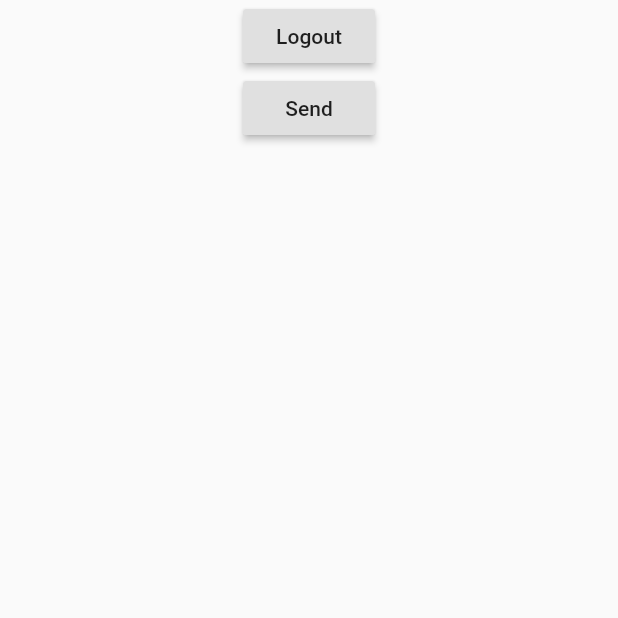
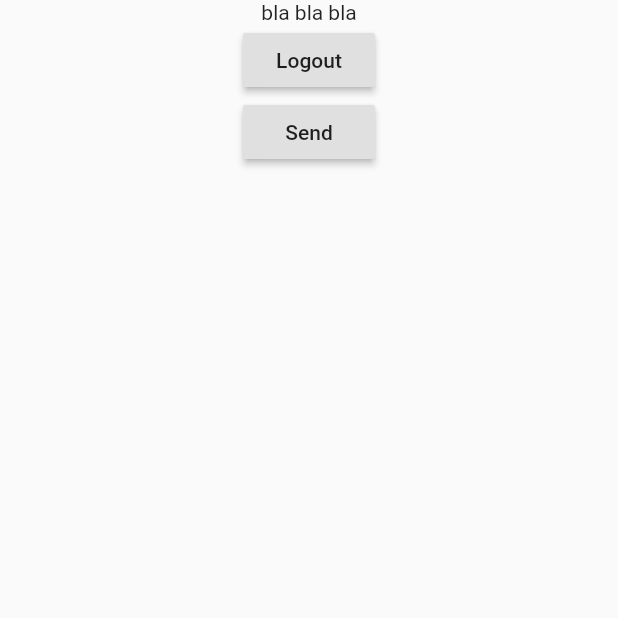
Before and after one commit to jlaskowska/chat_messenger, a Flutter app: the ChatroomScreen screen opened directly, after a tap on "Send", on a phone screen of 412 x 824 dp, the top half of it. Run offline on Flutter 3.47's test engine with Material 2 defaults, Android fonts, the phone set to English and light mode, and no system bars; our stand-ins replace cloud_firestore, firebase_auth, flutter_secure_storage, mobx; accounts and stored records are empty; generated files the repository leaves out were written again.

Commit message:
Fully working POC.

```diff
--- a/lib/main.dart
+++ b/lib/main.dart
@@ -41,6 +41,7 @@ class MyApp extends StatelessWidget {
         ],
         supportedLocales: AppLocalizationsDelegate.supportedLocals,
         home: HomeScreen(),
-        ));
+      ),
+    );
   }
 }
--- a/lib/models/chat_message.dart
+++ b/lib/models/chat_message.dart
@@ -25,6 +25,9 @@ class ChatMessage {
         'id': id,
         'message': message,
         'date': date.millisecondsSinceEpoch,
-        'charUser': chatUser.toJson(),
+        'chatUser': chatUser.toJson(),
       };
+
+  @override
+  String toString() => toJson().toString();
 }
--- a/lib/services/firebase_chat_service.dart
+++ b/lib/services/firebase_chat_service.dart
@@ -9,7 +9,7 @@ class FirebaseChatService implements IChatService {
   @override
   Stream<List<ChatMessage>> messageStream() {
     final stream = Firestore.instance.collection(_messageCollectionPath).snapshots();
-    return stream.map((snapshot) => snapshot.documents.map((document) => ChatMessage.fromJson(document.data)));
+    return stream.map((snapshot) => snapshot.documents.map((document) => ChatMessage.fromJson(document.data)).toList());
   }
 
   @override
--- a/lib/widgets/chatroom_screen/chatroom_screen.dart
+++ b/lib/widgets/chatroom_screen/chatroom_screen.dart
@@ -24,7 +24,6 @@ class ChatroomScreen extends StatelessWidget {
               stream: Provider.of<IChatService>(context, listen: false).messageStream(),
               builder: (_, AsyncSnapshot<List<ChatMessage>> snapshot) {
                 if (snapshot.hasData) {
-                  print(snapshot.data);
                   return Column(
                     children: <Widget>[
                       for (final message in snapshot.data) Text(message.message),
--- a/lib/widgets/home_screen.dart
+++ b/lib/widgets/home_screen.dart
@@ -35,7 +35,6 @@ class _HomeScreenState extends State<HomeScreen> {
         future: _futureIsUserSignedin,
         builder: (context, AsyncSnapshot<bool> snapshot) {
           if (snapshot.hasData && snapshot.connectionState == ConnectionState.done) {
-            debugPrint('$snapshot.data');
             return snapshot.data == false
                 ? Scaffold(
                     body: GestureDetector(
```
Lines whose indentation alone changed are shown as unchanged.
